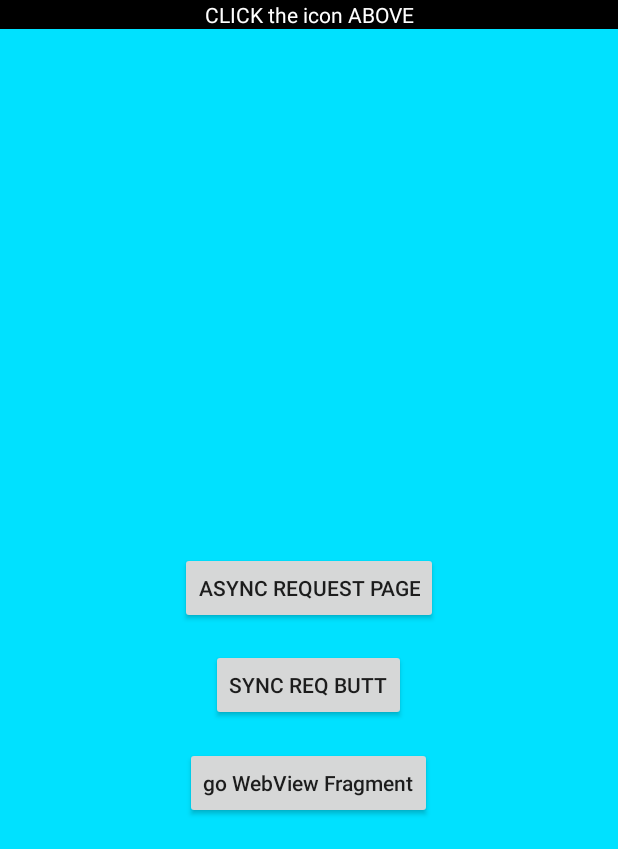
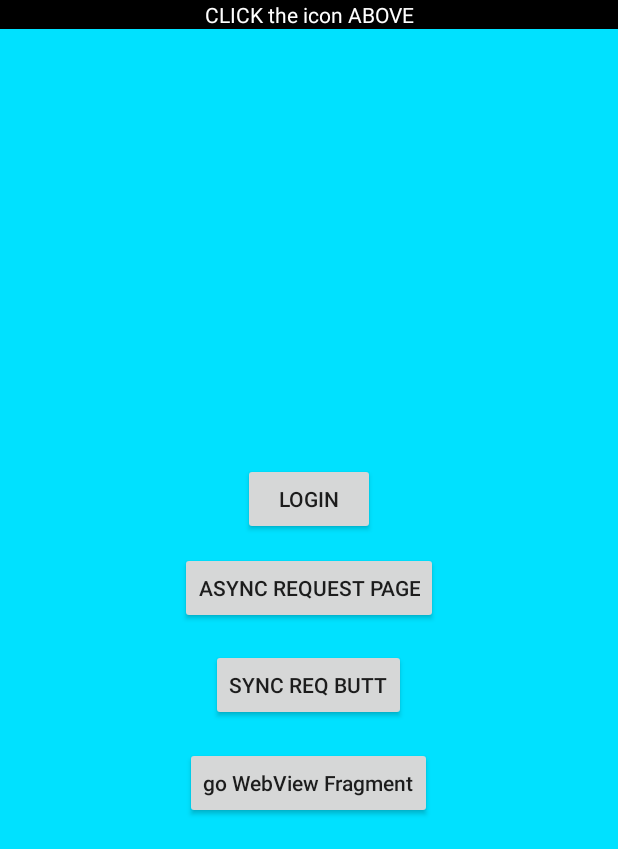
Before and after one commit to EmaGitHub/KotlinApp, an Android app: the screen it shows after launch (MainActivity), after a tap on an icon or button, on a phone screen of 412 x 824 dp, the part 387-1236 px from its top. Run offline under Robolectric (Android 15) with nearby library versions, the phone set to English and light mode, and no system bars.

Commit message:
login and home fragment

```diff
--- a/app/src/main/java/com/example/emanuelecalvisi/kotlinapp/Fragments/MainFragment.kt
+++ b/app/src/main/java/com/example/emanuelecalvisi/kotlinapp/Fragments/MainFragment.kt
@@ -37,7 +37,8 @@ class MainFragment : CustomFragment(){
         view.fragmentTitle.setTextColor(Color.WHITE)
         view.clickTip.setBackgroundColor(Color.BLACK)
         view.clickTip.setTextColor(Color.WHITE)
-        view.hideButton.visibility = View.VISIBLE;
+        view.hideButton.visibility = View.VISIBLE
+        view.loginbutton.visibility = View.VISIBLE
         this.visible = true
       }
       else{
@@ -46,6 +47,7 @@ class MainFragment : CustomFragment(){
         view.clickTip.setBackgroundColor(getColor(getResources(), R.color.cyan, null))
         view.clickTip.setTextColor(Color.BLACK)
         view.hideButton.visibility = View.INVISIBLE;
+        view.loginbutton.visibility = View.INVISIBLE
         this.visible = false
       }
     }
@@ -62,6 +64,10 @@ class MainFragment : CustomFragment(){
       ActivityUtil.addFragmentToActivity(AsyncFragment())
     }
 
+    view.loginbutton.setOnClickListener(){
+      ActivityUtil.addFragmentToActivity(LoginFragment())
+    }
+
     return view
   }
 
--- a/app/src/main/res/layout/activity_login.xml
+++ b/app/src/main/res/layout/activity_login.xml
@@ -146,6 +146,7 @@
       android:text="Accedi"
       android:textAllCaps="false"
       android:textSize="12dp"
+      android:id="@+id/loginAccessButton"
 
       app:layout_constraintTop_toTopOf="parent"
       app:layout_constraintBottom_toBottomOf="parent"
--- a/app/src/main/res/layout/fragment_one.xml
+++ b/app/src/main/res/layout/fragment_one.xml
@@ -64,5 +64,15 @@
       android:layout_marginBottom="150dp"
       android:text="ASYNC REQUEST page"
       />
+  <Button
+      android:id="@+id/loginbutton"
+      android:layout_width="wrap_content"
+      android:layout_height="wrap_content"
+      android:layout_alignParentBottom="true"
+      android:layout_centerHorizontal="true"
+      android:layout_marginBottom="209dp"
+      android:visibility="invisible"
+      android:text="Login"
+      />
 
 </RelativeLayout>
```
Also changed, not shown: app/src/main/java/com/example/emanuelecalvisi/kotlinapp/Fragments/HomeFragment.kt (added, +32 -0 lines), app/src/main/java/com/example/emanuelecalvisi/kotlinapp/Fragments/LoginFragment.kt (added, +37 -0 lines), app/src/main/res/layout/home_fragment.xml (added, +30 -0 lines).
